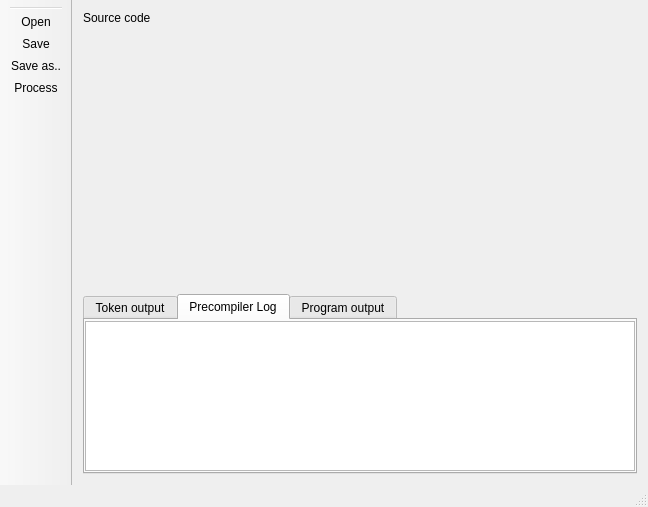
This is GUI/RLInterpreterGUI/mainwindow.ui in preyko/talw2 as Qt 5 draws it before an edit. The edited form follows.
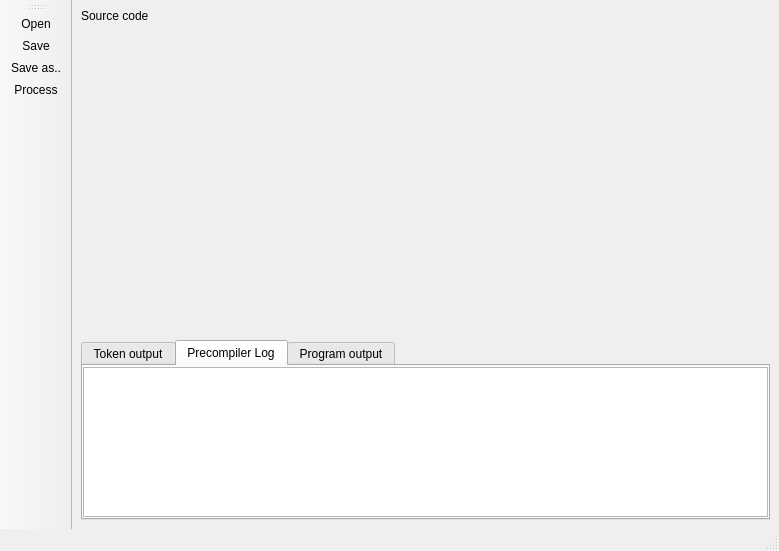
This is the edited form. The open tabs and pages were chosen to show the change. Custom widgets are drawn as their Qt base class.

Patch:
```diff
--- a/GUI/RLInterpreterGUI/mainwindow.ui
+++ b/GUI/RLInterpreterGUI/mainwindow.ui
@@ -6,8 +6,8 @@
    <rect>
     <x>0</x>
     <y>0</y>
-    <width>648</width>
-    <height>507</height>
+    <width>779</width>
+    <height>551</height>
    </rect>
   </property>
   <property name="sizePolicy">
@@ -19,6 +19,12 @@
   <property name="windowTitle">
    <string>MainWindow</string>
   </property>
+  <property name="layoutDirection">
+   <enum>Qt::LeftToRight</enum>
+  </property>
+  <property name="documentMode">
+   <bool>true</bool>
+  </property>
   <widget class="QWidget" name="centralWidget">
    <property name="sizePolicy">
     <sizepolicy hsizetype="Maximum" vsizetype="Maximum">
@@ -27,10 +33,22 @@
     </sizepolicy>
    </property>
    <layout class="QVBoxLayout" name="verticalLayout_6">
+    <property name="spacing">
+     <number>0</number>
+    </property>
+    <property name="margin">
+     <number>0</number>
+    </property>
     <item>
      <layout class="QHBoxLayout" name="horizontalLayout_2">
+      <property name="spacing">
+       <number>0</number>
+      </property>
       <item>
-       <layout class="QVBoxLayout" name="verticalLayout_2">
+       <layout class="QVBoxLayout" name="verticalLayout">
+        <property name="margin">
+         <number>9</number>
+        </property>
         <item>
          <widget class="QLabel" name="label">
           <property name="text">
@@ -51,15 +69,6 @@
           </property>
          </widget>
         </item>
-       </layout>
-      </item>
-     </layout>
-    </item>
-    <item>
-     <layout class="QVBoxLayout" name="verticalLayout_5">
-      <property name="sizeConstraint">
-       <enum>QLayout::SetFixedSize</enum>
-      </property>
       <item>
        <widget class="QTabWidget" name="tabWidget">
         <property name="sizePolicy">
@@ -126,7 +135,7 @@
              <string notr="true">font: 11pt &quot;Ubuntu Mono&quot;;</string>
             </property>
             <property name="readOnly">
-             <bool>false</bool>
+               <bool>true</bool>
             </property>
            </widget>
           </item>
@@ -159,6 +168,8 @@
          </layout>
         </widget>
        </widget>
+        </item>
+       </layout>
       </item>
      </layout>
     </item>
@@ -185,19 +196,12 @@
    <property name="windowTitle">
     <string>toolBar</string>
    </property>
-   <property name="movable">
-    <bool>false</bool>
-   </property>
-   <property name="toolButtonStyle">
-    <enum>Qt::ToolButtonFollowStyle</enum>
-   </property>
    <attribute name="toolBarArea">
     <enum>LeftToolBarArea</enum>
    </attribute>
    <attribute name="toolBarBreak">
     <bool>false</bool>
    </attribute>
-   <addaction name="separator"/>
    <addaction name="actionOpen_RL_file"/>
    <addaction name="actionSave_RL_file"/>
    <addaction name="actionSave_as"/>
```
Left out of the diff: 35 changed lines with no effect on the pictures. Lines whose indentation alone changed are shown as unchanged.
